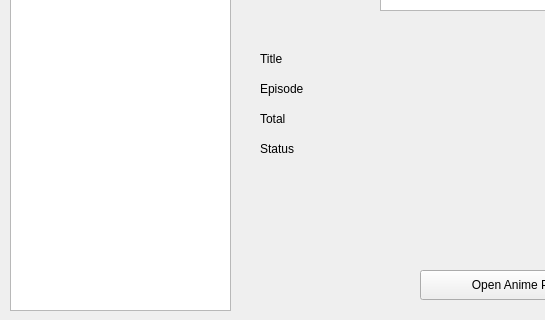
This is gui/History.ui in RPL-Project-TelU/Ani-Scrap as Qt 5 draws it before an edit; both pictures show x 0 to 545 and y 160 to 480 of the 640 by 480 pixel window. The edited form follows.
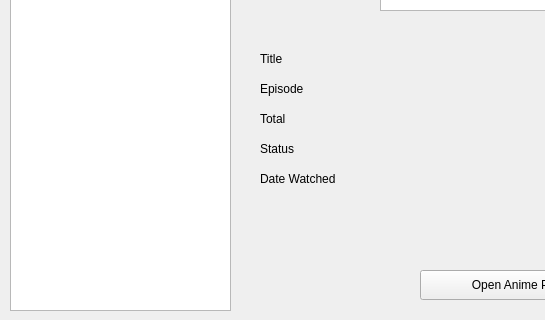
This is the edited form. Icons and pictures are not drawn.

Diff of the .ui file:
```diff
--- a/gui/History.ui
+++ b/gui/History.ui
@@ -210,6 +210,32 @@
     <string>Open Anime Page</string>
    </property>
   </widget>
+  <widget class="QLabel" name="lbl_date">
+   <property name="geometry">
+    <rect>
+     <x>260</x>
+     <y>330</y>
+     <width>91</width>
+     <height>17</height>
+    </rect>
+   </property>
+   <property name="text">
+    <string>Date Watched</string>
+   </property>
+  </widget>
+  <widget class="QLabel" name="lbl_outDate">
+   <property name="geometry">
+    <rect>
+     <x>350</x>
+     <y>330</y>
+     <width>271</width>
+     <height>17</height>
+    </rect>
+   </property>
+   <property name="text">
+    <string/>
+   </property>
+  </widget>
  </widget>
  <resources/>
  <connections/>
```
